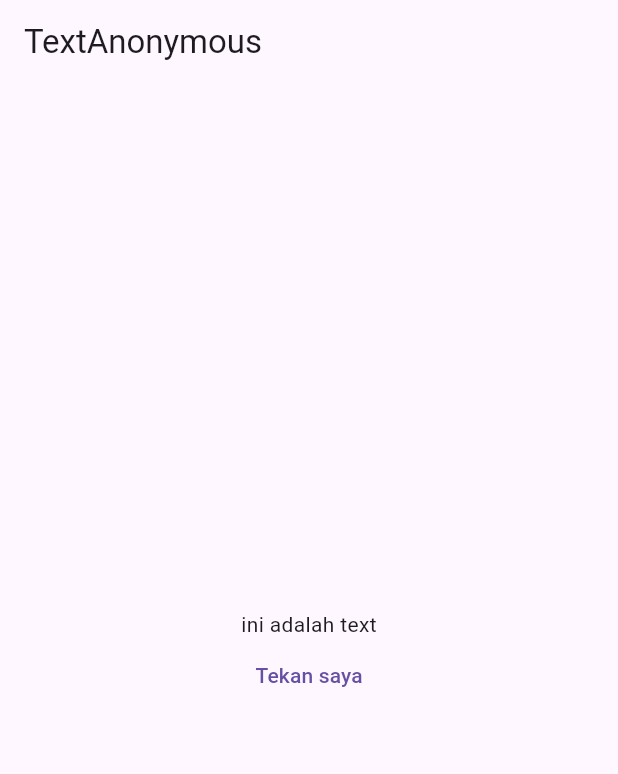
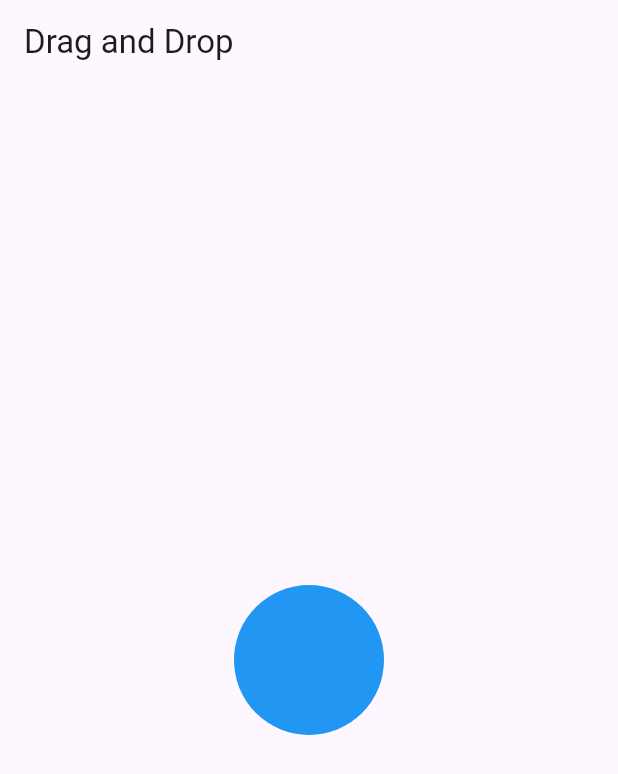
Before and after one commit to taufik-hdyt/flutter-dasar, a Flutter app: the screen it shows after launch, on a phone screen of 412 x 824 dp. Shown: the top 774 px of the screen. Run offline on Flutter 3.47's test engine with Material 3 defaults, Android fonts, the phone set to English and light mode, and no system bars.

Commit message:
drag and drop

```diff
--- a/lib/main.dart
+++ b/lib/main.dart
@@ -12,31 +12,55 @@ class MyApp extends StatefulWidget {
 }
 
 class _MyAppState extends State<MyApp> {
-  String message = "ini adalah text";
-
+  Color color1 = Colors.blue;
+  Color color2 = Colors.yellow;
+  Color targetColor = Colors.green;
+  bool isAccepted = false;
   @override
   Widget build(BuildContext context) {
     return MaterialApp(
       home: Scaffold(
         appBar: AppBar(
-          title: const Text("TextAnonymous"),
+          title: Text("Drag and Drop"),
         ),
-        body: Center(
-          child: Column(
-            mainAxisAlignment: MainAxisAlignment.center,
-            children: <Widget>[
-              Text(message),
-              TextButton(
-                  onPressed: () {
-                    setState(() {
-                      message = "Tombol sudah di tekan";
-                    });
-                  },
-                  child: Text(
-                    "Tekan saya",
-                  ))
-            ],
-          ),
+        body: Column(
+          mainAxisAlignment: MainAxisAlignment.spaceAround,
+          children: <Widget>[
+            Row(
+              mainAxisAlignment: MainAxisAlignment.spaceAround,
+              children: [
+                Draggable<Color>(
+                  data: color1,
+                  child: SizedBox(
+                    width: 100,
+                    height: 100,
+                    child: Material(
+                      color: color1,
+                      shape: StadiumBorder(),
+                    ),
+                  ),
+                  childWhenDragging: SizedBox(
+                    width: 100,
+                    height: 100,
+                    child: Material(
+                      color: Colors.black12,
+                      shape: StadiumBorder(),
+                      elevation: 3,
+                    ),
+                  ),
+                  feedback: SizedBox(
+                    width: 100,
+                    height: 100,
+                    child: Material(
+                      color: Colors.blue,
+                      shape: StadiumBorder(),
+                      elevation: 3,
+                    ),
+                  ),
+                )
+              ],
+            )
+          ],
         ),
       ),
     );
```
